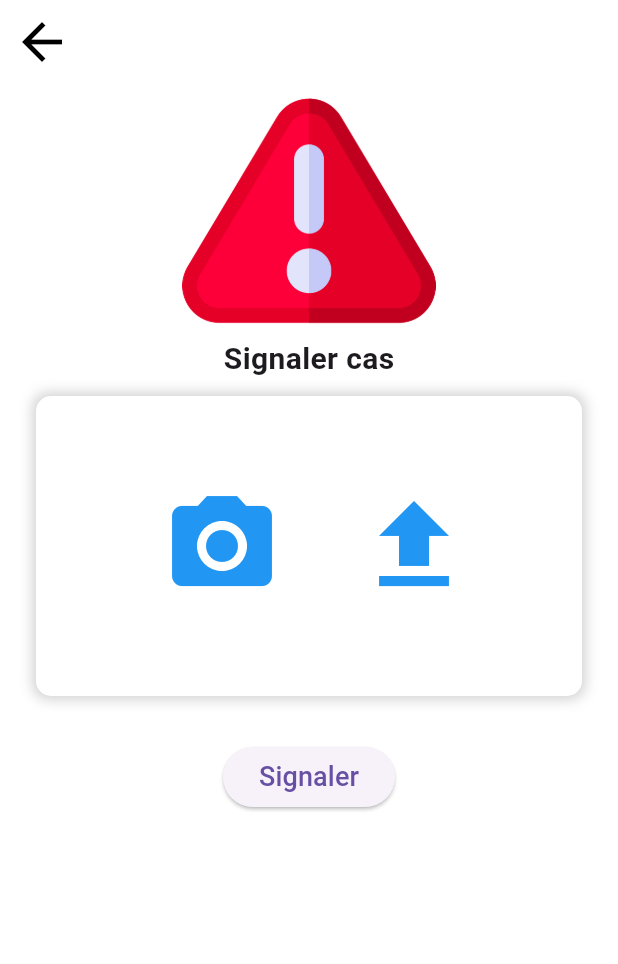
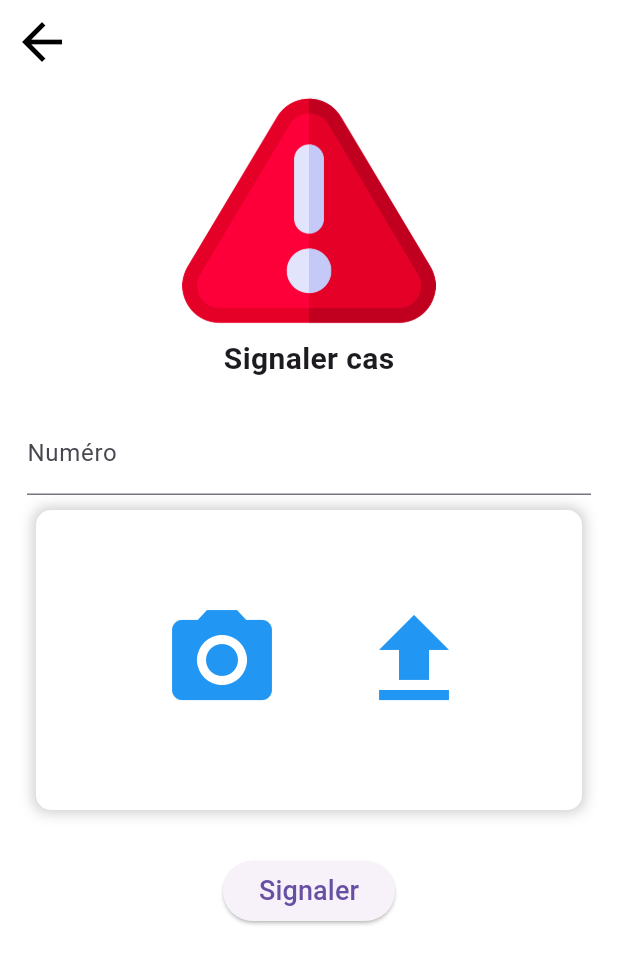
Before and after one commit to ayaya6436/keneyadememobile, a Flutter app: the Cas screen opened directly, on a phone screen of 412 x 824 dp. Shown: the top 964 px of the screen. Run offline on Flutter 3.47's test engine with Material 3 defaults, Android fonts, the light colour scheme and no system bars; our stand-ins replace animated_splash_screen, audioplayers, carousel_slider, chewie, dio, google_maps_flutter and 3 more.

Commit message:
update cas

```diff
--- a/lib/pages/cas.dart
+++ b/lib/pages/cas.dart
@@ -14,18 +14,21 @@ class Cas extends StatefulWidget {
 class CasItem {
   final int id;
   final String image;
+  final String numero;
   final DateTime date;
 
   CasItem({
     required this.id,
     required this.image,
     required this.date,
+    required this.numero,
   });
 
   factory CasItem.fromJson(Map<String, dynamic> json) {
     return CasItem(
       id: json['id'],
       image: json['image'],
+      numero: json['numero'],
       date: DateTime.parse(json['date']),
     );
   }
@@ -34,6 +37,7 @@ class CasItem {
 class CasState extends State<Cas> {
   File? imageFile;
   List<CasItem> casList = [];
+  TextEditingController numeroController = TextEditingController();
 
   @override
   Widget build(BuildContext context) {
@@ -47,7 +51,8 @@ class CasState extends State<Cas> {
           size: 40,
         ),
       ),
-      body: Column(
+      body: SingleChildScrollView(
+        child: Column(
           children: [
             Row(
               mainAxisAlignment: MainAxisAlignment.center,
@@ -68,8 +73,18 @@ class CasState extends State<Cas> {
                 Text(
                   "Signaler cas",
                   style: TextStyle(fontSize: 20, fontWeight: FontWeight.bold),
-              )
+                ),
               ],
+            ),
+            SizedBox(height: 20),
+            Container(
+              margin: EdgeInsets.symmetric(horizontal: 18),
+              child: TextField(
+                controller: numeroController,
+                decoration: InputDecoration(
+                  labelText: 'Numéro',
+                ),
+              ),
             ),
             if (imageFile != null)
               Container(
@@ -118,7 +133,8 @@ class CasState extends State<Cas> {
                       style: ButtonStyle(
                         backgroundColor:
                         MaterialStateProperty.all<Color>(Colors.white),
-                      elevation: MaterialStateProperty.all<double>(0),
+                        elevation:
+                        MaterialStateProperty.all<double>(0),
                       ),
                       onPressed: () => getImage(source: ImageSource.camera),
                       child: Row(
@@ -136,7 +152,8 @@ class CasState extends State<Cas> {
                       style: ButtonStyle(
                         backgroundColor:
                         MaterialStateProperty.all<Color>(Colors.white),
-                      elevation: MaterialStateProperty.all<double>(0),
+                        elevation:
+                        MaterialStateProperty.all<double>(0),
                       ),
                       onPressed: () => getImage(source: ImageSource.gallery),
                       child: Row(
@@ -184,7 +201,10 @@ class CasState extends State<Cas> {
               ),
             ),
 
-          Expanded(
+            Container(
+              height: MediaQuery.of(context).size.height -
+                  kToolbarHeight -
+                  kBottomNavigationBarHeight,
               child: ListView.builder(
                 itemCount: casList.length,
                 itemBuilder: (BuildContext context, int index) {
@@ -234,6 +254,7 @@ class CasState extends State<Cas> {
             ),
           ],
         ),
+      ),
     );
   }
 
@@ -251,11 +272,15 @@ class CasState extends State<Cas> {
       });
     }
   }
+
   void sendCasReport(File image) async {
     try {
       String url = 'http://10.0.2.2:8080/keneya/cas';
 
-      String casString = jsonEncode({"image": image.path});
+      String casString = jsonEncode({
+        "image": image.path,
+        "numero": numeroController.text, // Ajouter le numéro
+      });
 
       Dio dio = Dio();
 
@@ -274,7 +299,8 @@ class CasState extends State<Cas> {
         CasItem newCas = CasItem.fromJson(responseData);
         setState(() {
           casList.add(newCas);
-          imageFile = null; // Réinitialiser l'image après le signalement réussi
+          imageFile = null;
+          numeroController.clear(); // Effacer le numéro après le signalement
         });
         print('Cas signalé avec succès!');
       } else {
--- a/lib/pages/dashboard.dart
+++ b/lib/pages/dashboard.dart
@@ -46,7 +46,7 @@ class _DashboardState extends State<Dashboard> {
      "Calendrier",
      "Annonces",
      "Signaler Cas",
-     // "Forum",
+     // "Guide",
    ];
 
 
```
Also changed, not shown: lib/pages/forum.dart (+118 -6 lines). Lines whose indentation alone changed are shown as unchanged.
